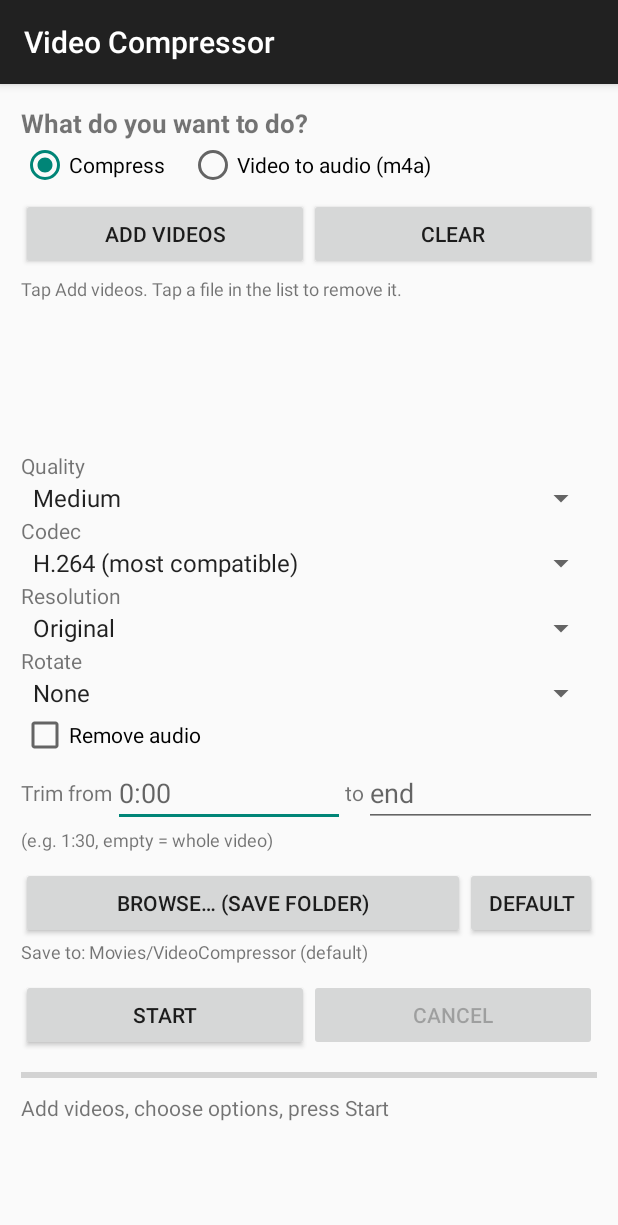
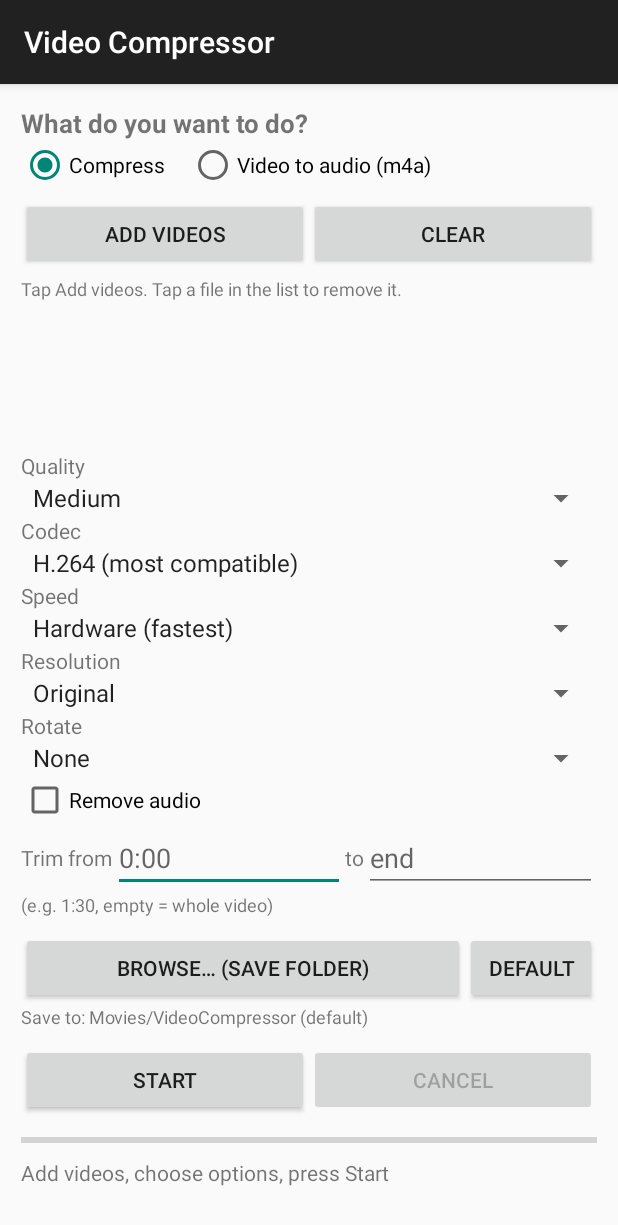
Before and after one commit to souvik906442/VideoCompressor-Android, an Android app: the screen it shows after launch (MainActivity), on a phone screen of 412 x 824 dp. Shown: the top 1225 px of the screen. Run offline under Robolectric (Android 15) with nearby library versions, the phone set to English and light mode, and no system bars; libraries missing offline, so code that uses them is left out: com.arthenica.ffmpegkit.

Commit message:
Add Speed option: hardware encoder with software fallback, veryfast preset

```diff
--- a/app/src/main/java/com/souvik/videocompressor/MainActivity.java
+++ b/app/src/main/java/com/souvik/videocompressor/MainActivity.java
@@ -82,7 +82,7 @@ public class MainActivity extends AppCompatActivity {
     private LinearLayout llFiles;
     private Button btnAdd, btnClear, btnStart, btnCancel;
     private RadioButton rbAudio;
-    private Spinner spQuality, spCodec, spRes, spRot;
+    private Spinner spQuality, spCodec, spRes, spRot, spSpeed;
     private CheckBox cbMute;
     private EditText etStart, etEnd;
     private ProgressBar progress;
@@ -101,6 +101,9 @@ public class MainActivity extends AppCompatActivity {
     // options captured at Start
     private boolean audioMode, mute, h265;
     private int resH, rotDeg;
+    private int speedMode;   // 0 = hardware encoder, 1 = x264 veryfast, 2 = x264 fast
+    private int qIdx;       // 0 high, 1 medium, 2 low
+    private boolean hwActive, triedFallback;
     private int crf;        // x264 quality: lower = better picture, bigger file
     private int audioBps;
     private long startMs, endMs;
@@ -161,6 +164,7 @@ public class MainActivity extends AppCompatActivity {
 
         spQuality = setupSpinner(R.id.spQuality, new String[]{"High", "Medium", "Low"}, 1);
         spCodec = setupSpinner(R.id.spCodec, new String[]{"H.264 (most compatible)", "H.265 (smaller)"}, 0);
+        spSpeed = setupSpinner(R.id.spSpeed, new String[]{"Hardware (fastest)", "Fast (software)", "Best compression (slow)"}, 0);
         spRes = setupSpinner(R.id.spRes, new String[]{"Original", "1080p", "720p", "480p", "360p"}, 0);
         spRot = setupSpinner(R.id.spRot, new String[]{"None", "90° right", "180°", "90° left"}, 0);
 
@@ -228,6 +232,7 @@ public class MainActivity extends AppCompatActivity {
         boolean video = !rbAudio.isChecked();
         spQuality.setEnabled(video);
         spCodec.setEnabled(video);
+        spSpeed.setEnabled(video);
         spRes.setEnabled(video);
         spRot.setEnabled(video);
         cbMute.setEnabled(video);
@@ -291,6 +296,8 @@ public class MainActivity extends AppCompatActivity {
         mute = cbMute.isChecked();
         h265 = spCodec.getSelectedItemPosition() == 1;
         int q = spQuality.getSelectedItemPosition();
+        qIdx = q;
+        speedMode = spSpeed.getSelectedItemPosition();
         crf = q == 0 ? 24 : (q == 1 ? 28 : 31);                  // constant-quality encoding (like the original app)
         audioBps = q == 0 ? 128_000 : (q == 1 ? 96_000 : 64_000);
         int[] heights = {0, 1080, 720, 480, 360};
@@ -342,6 +349,7 @@ public class MainActivity extends AppCompatActivity {
         }
         final Item it = items.get(index);
         it.status = "Starting…";
+        triedFallback = false;
         refresh(it);
         tJob = System.currentTimeMillis();
         tmpOut = new File(getCacheDir(), "out_" + System.nanoTime() + (audioMode ? ".m4a" : ".mp4"));
@@ -353,6 +361,7 @@ public class MainActivity extends AppCompatActivity {
     }
 
     private void buildAndStart(final Item it) {
+        hwActive = false;
         // --- duration of the source (for progress + a size cap)
         long durMs = 0;
         MediaMetadataRetriever r = new MediaMetadataRetriever();
@@ -417,14 +426,29 @@ public class MainActivity extends AppCompatActivity {
                 a.add("-vf");
                 a.add(android.text.TextUtils.join(",", vf));
             }
-            // the same recipe as the original app: x264, constant quality (CRF), preset fast
+            hwActive = speedMode == 0 && !triedFallback;
+            if (hwActive) {
+                // phone's hardware encoder: very fast, bitrate-based (no CRF)
+                double f = qIdx == 0 ? 0.7 : (qIdx == 1 ? 0.5 : 0.35);
+                long vb = it.srcBps > 0 ? Math.max(300_000L, (long) ((it.srcBps - (mute ? 0 : audioBps)) * f)) : 2_000_000L;
+                if (h265) vb = (long) (vb * 0.7);
+                a.add("-c:v");
+                a.add(h265 ? "hevc_mediacodec" : "h264_mediacodec");
+                a.add("-b:v");
+                a.add(String.valueOf(vb));
+                if (h265) {
+                    a.add("-tag:v");
+                    a.add("hvc1");
+                }
+            } else {
+                String preset = speedMode == 2 ? "fast" : "veryfast";
                 if (h265) {
                     a.add("-c:v");
                     a.add("libx265");
                     a.add("-crf");
                     a.add(String.valueOf(crf + 2));
                     a.add("-preset");
-                a.add("fast");
+                    a.add(preset);
                     a.add("-tag:v");
                     a.add("hvc1");
                 } else {
@@ -433,7 +457,7 @@ public class MainActivity extends AppCompatActivity {
                     a.add("-crf");
                     a.add(String.valueOf(crf));
                     a.add("-preset");
-                a.add("fast");
+                    a.add(preset);
                     a.add("-profile:v");
                     a.add("high");
                 }
@@ -446,6 +470,7 @@ public class MainActivity extends AppCompatActivity {
                     a.add(String.valueOf(cap));
                     a.add("-bufsize");
                     a.add(String.valueOf(cap * 2));
+                }
             }
             if (mute) {
                 a.add("-an");
@@ -467,6 +492,18 @@ public class MainActivity extends AppCompatActivity {
                     if (cancelled) return;
                     if (ReturnCode.isSuccess(done.getReturnCode())) {
                         jobDone(it);
+                    } else if (hwActive && !triedFallback) {
+                        // hardware encoder not usable here -> redo this file with the software encoder
+                        triedFallback = true;
+                        if (tmpOut != null) tmpOut.delete();
+                        tmpOut = new File(getCacheDir(), "out_" + System.nanoTime() + ".mp4");
+                        it.status = "Hardware encoder failed, using software…";
+                        refresh(it);
+                        try {
+                            buildAndStart(it);
+                        } catch (Throwable e) {
+                            jobFailed(it, "Error: " + e);
+                        }
                     } else {
                         jobFailed(it, "Failed: " + lastLine(done.getOutput()));
                     }
--- a/app/src/main/res/layout/activity_main.xml
+++ b/app/src/main/res/layout/activity_main.xml
@@ -61,6 +61,9 @@
 
         <TextView android:layout_width="wrap_content" android:layout_height="wrap_content" android:text="Codec" />
         <Spinner android:id="@+id/spCodec" android:layout_width="match_parent" android:layout_height="wrap_content" />
+
+        <TextView android:layout_width="wrap_content" android:layout_height="wrap_content" android:text="Speed" />
+        <Spinner android:id="@+id/spSpeed" android:layout_width="match_parent" android:layout_height="wrap_content" />
 
         <TextView android:layout_width="wrap_content" android:layout_height="wrap_content" android:text="Resolution" />
         <Spinner android:id="@+id/spRes" android:layout_width="match_parent" android:layout_height="wrap_content" />
```
Lines whose indentation alone changed are shown as unchanged.
